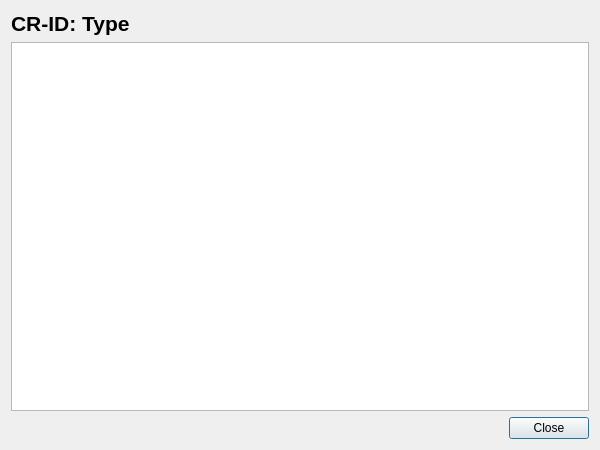
Old version of the form gui/cr_details_dialog.ui in the repository mariolewis/asdf_factory.
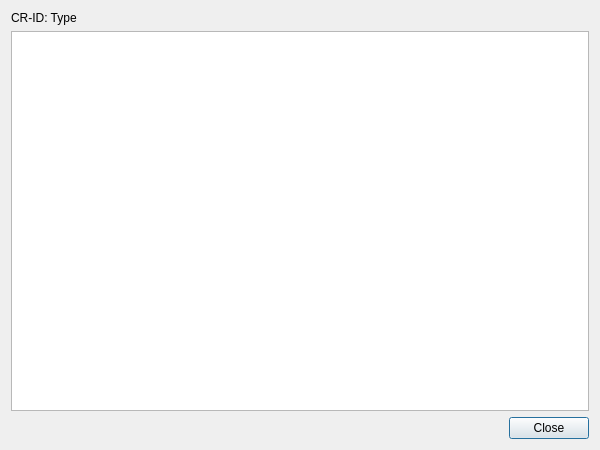
New version of the form.

Patch:
```diff
--- a/gui/cr_details_dialog.ui
+++ b/gui/cr_details_dialog.ui
@@ -22,9 +22,6 @@
      <property name="text">
       <string>CR-ID: Type</string>
      </property>
-     <property name="styleSheet">
-      <string notr="true">font-size: 16pt; font-weight: bold;</string>
-     </property>
     </widget>
    </item>
    <item>
```
Left out of the diff: 2 changed lines with no effect on the pictures.
